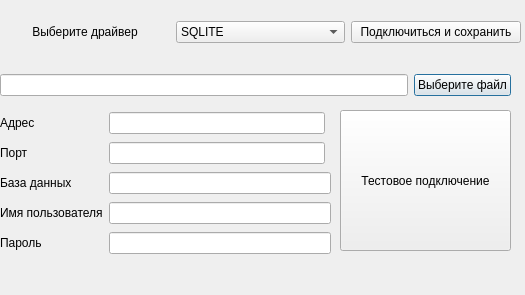
Old version of the form connect_db.ui in the repository mikhailKhmel/database_viewer.
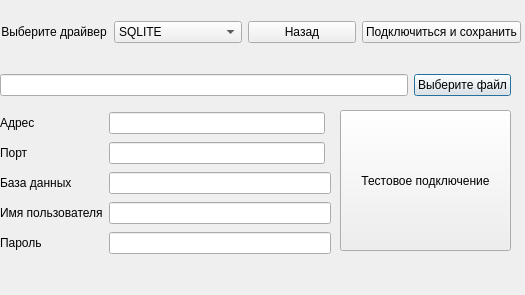
New version of the form.

Commit message: Убрал во всех окнах форму. Везде добавил кнопку "Назад"

Diff of the .ui file:
```diff
--- a/connect_db.ui
+++ b/connect_db.ui
@@ -88,6 +88,13 @@
                         </item>
                     </widget>
                 </item>
+    <item row="0" column="3">
+     <widget class="QPushButton" name="pushButton">
+      <property name="text">
+       <string>Подключиться и сохранить</string>
+      </property>
+     </widget>
+    </item>
                 <item row="0" column="0">
                     <widget class="QLabel" name="label">
                         <property name="text">
@@ -99,9 +106,9 @@
                     </widget>
                 </item>
                 <item row="0" column="2">
-                    <widget class="QPushButton" name="pushButton">
+     <widget class="QPushButton" name="pushButton_2">
                         <property name="text">
-                            <string>Подключиться и сохранить</string>
+       <string>Назад</string>
                         </property>
                     </widget>
                 </item>
```
Lines whose indentation alone changed are shown as unchanged. The commit also changes 27 other files.
